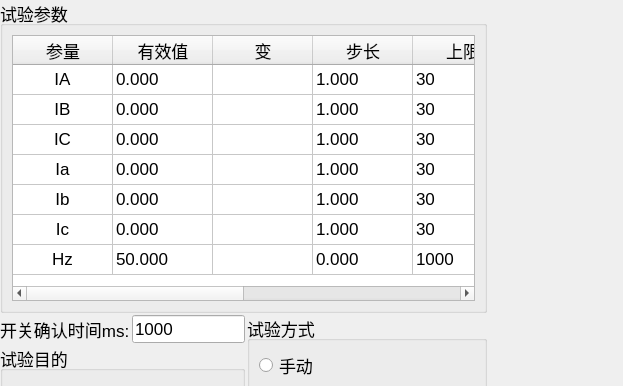
Before: the Qt Designer form energy/ui/test24/ui_024.ui in AgueroZzz/Electric-energy-detection, drawn with Qt 5; both pictures show x 0 to 623 and y 0 to 386 of the 1099 by 803 pixel window.
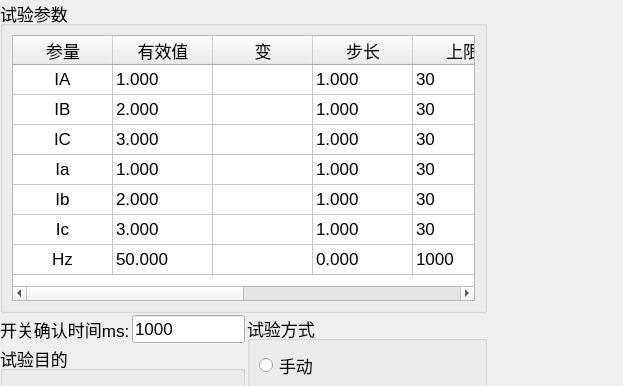
After: the same form once the commit is applied.

```diff
--- a/energy/ui/test24/ui_024.ui
+++ b/energy/ui/test24/ui_024.ui
@@ -112,7 +112,7 @@
             </item>
             <item row="0" column="1">
              <property name="text">
-              <string>0.000</string>
+              <string>1.000</string>
              </property>
             </item>
             <item row="0" column="3">
@@ -148,7 +148,7 @@
             </item>
             <item row="1" column="1">
              <property name="text">
-              <string>0.000</string>
+              <string>2.000</string>
              </property>
             </item>
             <item row="1" column="3">
@@ -184,7 +184,7 @@
             </item>
             <item row="2" column="1">
              <property name="text">
-              <string>0.000</string>
+              <string>3.000</string>
              </property>
             </item>
             <item row="2" column="3">
@@ -220,7 +220,7 @@
             </item>
             <item row="3" column="1">
              <property name="text">
-              <string>0.000</string>
+              <string>1.000</string>
              </property>
             </item>
             <item row="3" column="3">
@@ -256,7 +256,7 @@
             </item>
             <item row="4" column="1">
              <property name="text">
-              <string>0.000</string>
+              <string>2.000</string>
              </property>
             </item>
             <item row="4" column="3">
@@ -292,7 +292,7 @@
             </item>
             <item row="5" column="1">
              <property name="text">
-              <string>0.000</string>
+              <string>3.000</string>
              </property>
             </item>
             <item row="5" column="3">
```
Left out of the diff: 4 changed lines with no effect on the pictures.
